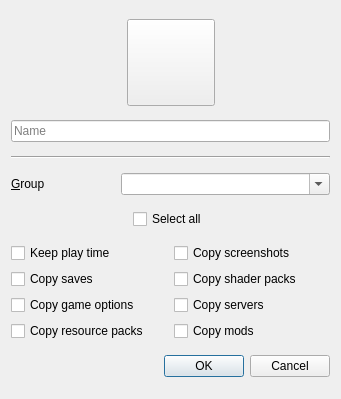
First picture: the form in launcher/ui/dialogs/CopyInstanceDialog.ui, repository FreesmTeam/FreesmLauncher, before the edit.
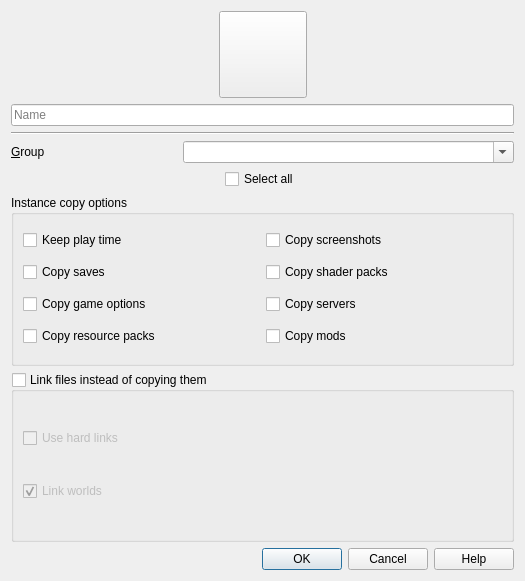
Second picture: the form after the edit. Icons and pictures are not drawn.

Commit message: we want to make links!

Patch:
```diff
--- a/launcher/ui/dialogs/CopyInstanceDialog.ui
+++ b/launcher/ui/dialogs/CopyInstanceDialog.ui
@@ -9,8 +9,8 @@
    <rect>
     <x>0</x>
     <y>0</y>
-    <width>341</width>
-    <height>399</height>
+    <width>525</width>
+    <height>581</height>
    </rect>
   </property>
   <property name="windowTitle">
@@ -136,6 +136,10 @@
     </layout>
    </item>
    <item>
+    <widget class="QGroupBox" name="copyOptionsGroup">
+     <property name="title">
+      <string>Instance copy options</string>
+     </property>
     <layout class="QGridLayout" name="copyOptionsLayout">
      <item row="6" column="1">
       <widget class="QCheckBox" name="copyModsCheckbox">
@@ -203,6 +207,58 @@
       </widget>
      </item>
     </layout>
+    </widget>
+   </item>
+   <item>
+    <layout class="QVBoxLayout" name="copyModeLayout">
+     <item>
+      <widget class="QGroupBox" name="linkFilesGroup">
+       <property name="toolTip">
+        <string>Use symbolic links instead of copying files.</string>
+       </property>
+       <property name="title">
+        <string>Link files instead of copying them</string>
+       </property>
+       <property name="flat">
+        <bool>false</bool>
+       </property>
+       <property name="checkable">
+        <bool>true</bool>
+       </property>
+       <property name="checked">
+        <bool>false</bool>
+       </property>
+       <layout class="QVBoxLayout" name="linkOptionsLayout">
+        <item>
+         <widget class="QCheckBox" name="hardLinksCheckbox">
+          <property name="toolTip">
+           <string>Use hard links instead of symbolic links</string>
+          </property>
+          <property name="text">
+           <string>Use hard links</string>
+          </property>
+         </widget>
+        </item>
+        <item>
+         <widget class="QCheckBox" name="linkWorldsCheckbox">
+          <property name="toolTip">
+           <string>World save data will be linked and thus shared between instances.</string>
+          </property>
+          <property name="text">
+           <string>Link worlds</string>
+          </property>
+          <property name="checked">
+           <bool>true</bool>
+          </property>
+          <property name="tristate">
+           <bool>false</bool>
+          </property>
+         </widget>
+        </item>
+       </layout>
+      </widget>
+     </item>
+    </layout>
    </item>
    <item>
     <widget class="QDialogButtonBox" name="buttonBox">
@@ -210,7 +266,7 @@
       <enum>Qt::Horizontal</enum>
      </property>
      <property name="standardButtons">
-      <set>QDialogButtonBox::Cancel|QDialogButtonBox::Ok</set>
+      <set>QDialogButtonBox::Cancel|QDialogButtonBox::Help|QDialogButtonBox::Ok</set>
      </property>
     </widget>
    </item>
```
Left out of the diff: 24 changed lines with no effect on the pictures. Lines whose indentation alone changed are shown as unchanged. The commit also changes 13 other files.
